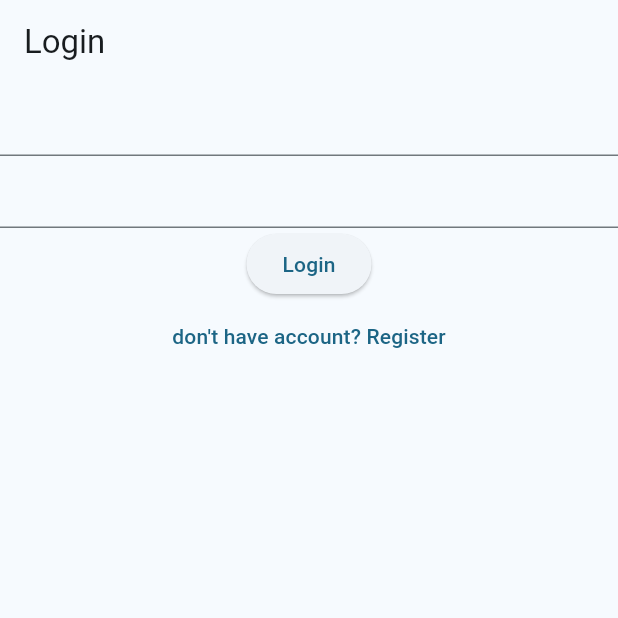
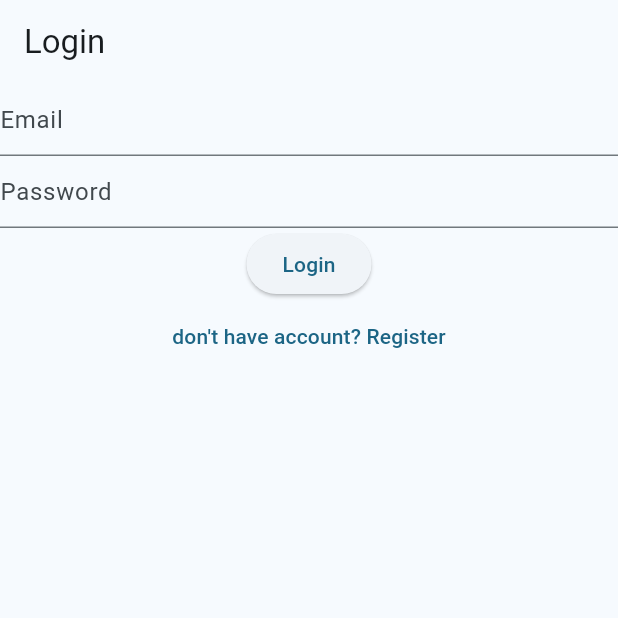
Before and after one commit to dikayo05/haijuga, a Flutter app: the screen it shows after launch, on a phone screen of 412 x 824 dp, the top half of it. Run offline on Flutter 3.47's test engine with Material 3 defaults, Android fonts, the phone set to English and light mode, and no system bars; our stand-ins replace firebase_auth, firebase_core, flutter_secure_storage; accounts and stored records are empty.

Commit message:
add create_post_page.dart & update login, register page

```diff
--- a/lib/pages/login_page.dart
+++ b/lib/pages/login_page.dart
@@ -38,9 +38,15 @@ class _LoginPageState extends State<LoginPage> {
         child: Column(
           children: [
             TextField(
+              decoration: const InputDecoration(
+                hintText: 'Email',
+              ),
               controller: _emailController,
             ),
             TextField(
+              decoration: const InputDecoration(
+                hintText: 'Password',
+              ),
               obscureText: true,
               controller: _passwordController,
             ),
--- a/lib/pages/register_page.dart
+++ b/lib/pages/register_page.dart
@@ -38,9 +38,11 @@ class _RegisterPageState extends State<RegisterPage> {
         child: Column(
           children: [
             TextField(
+              decoration: InputDecoration(hintText: 'Email'),
               controller: _emailController,
             ),
             TextField(
+              decoration: const InputDecoration(hintText: 'Password'),
               obscureText: true,
               controller: _passwordController,
             ),
```
Also changed, not shown: lib/pages/create_post_page.dart (added, +34 -0 lines).
